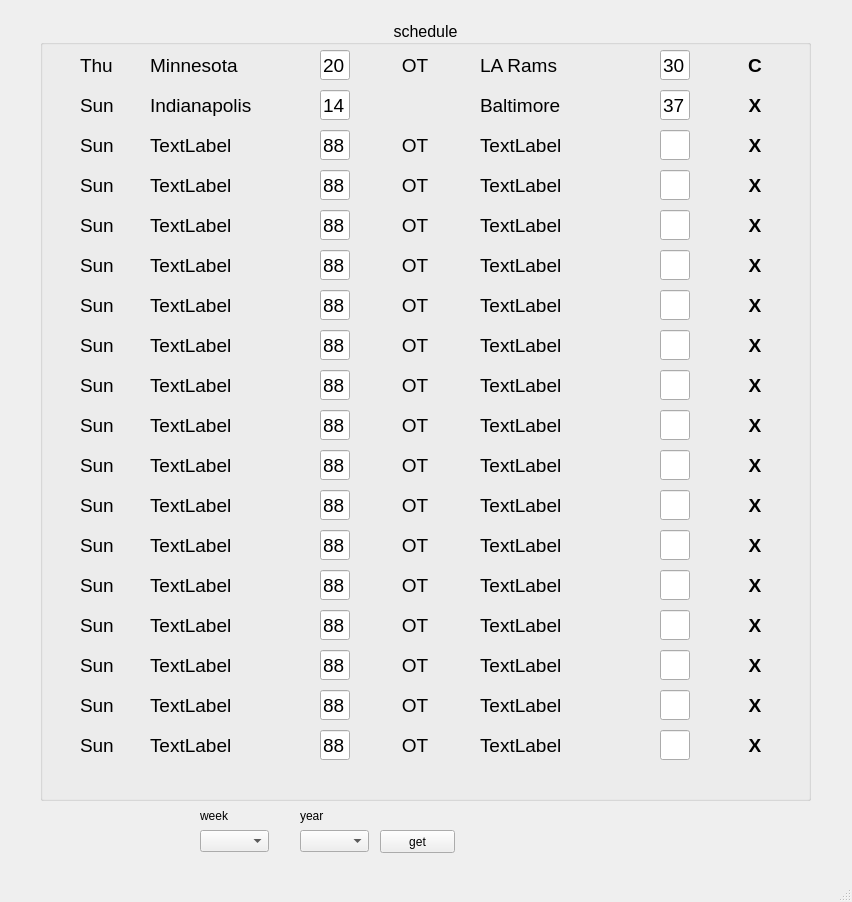
Qt form nfl_picks.ui (midnighter67/NFLPicks) before a commit.
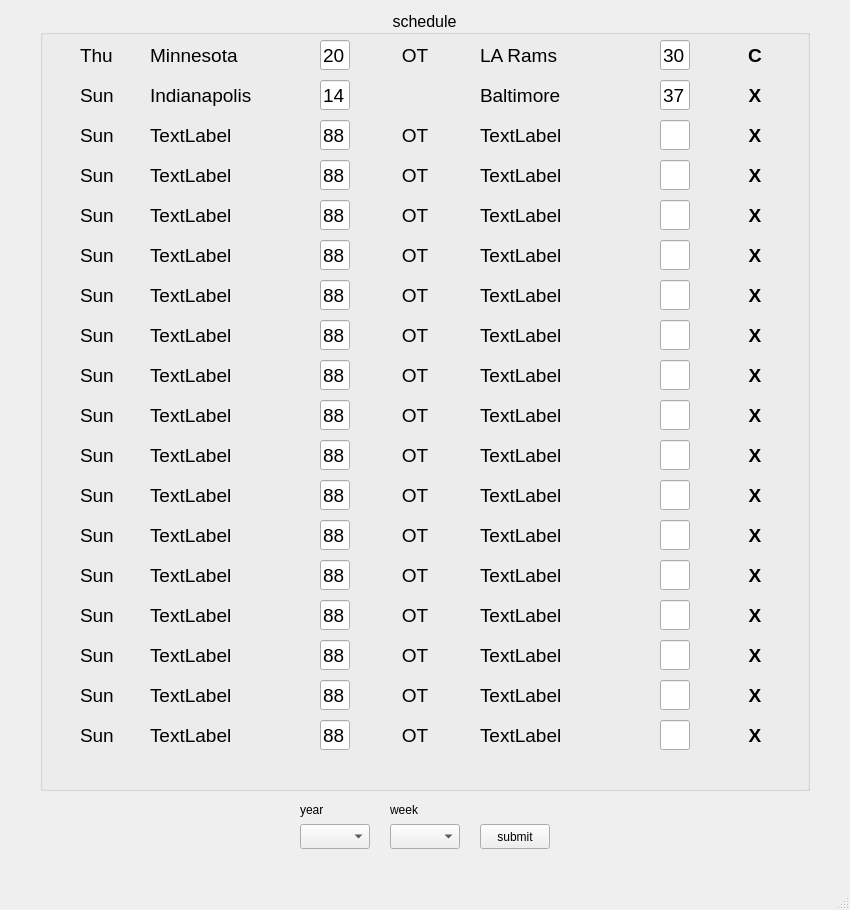
The same form after that commit.

Commit message: imported ot, result, day labels

The edit to the form file:
```diff
--- a/nfl_picks.ui
+++ b/nfl_picks.ui
@@ -6,8 +6,8 @@
    <rect>
     <x>0</x>
     <y>0</y>
-    <width>852</width>
-    <height>902</height>
+    <width>850</width>
+    <height>910</height>
    </rect>
   </property>
   <property name="windowTitle">
@@ -17,41 +17,41 @@
    <widget class="QPushButton" name="submitButton">
     <property name="geometry">
      <rect>
-      <x>380</x>
-      <y>830</y>
-      <width>75</width>
-      <height>23</height>
+      <x>480</x>
+      <y>824</y>
+      <width>70</width>
+      <height>25</height>
      </rect>
     </property>
     <property name="text">
-     <string>get</string>
+     <string>submit</string>
     </property>
    </widget>
    <widget class="QComboBox" name="year">
     <property name="geometry">
      <rect>
       <x>300</x>
-      <y>830</y>
-      <width>69</width>
-      <height>22</height>
+      <y>824</y>
+      <width>70</width>
+      <height>25</height>
      </rect>
     </property>
    </widget>
    <widget class="QComboBox" name="week">
     <property name="geometry">
      <rect>
-      <x>200</x>
-      <y>830</y>
-      <width>69</width>
-      <height>22</height>
+      <x>390</x>
+      <y>824</y>
+      <width>70</width>
+      <height>25</height>
      </rect>
     </property>
    </widget>
    <widget class="QLabel" name="weekLabel">
     <property name="geometry">
      <rect>
-      <x>200</x>
-      <y>806</y>
+      <x>390</x>
+      <y>800</y>
       <width>71</width>
       <height>20</height>
      </rect>
@@ -64,7 +64,7 @@
     <property name="geometry">
      <rect>
       <x>300</x>
-      <y>806</y>
+      <y>800</y>
       <width>71</width>
       <height>20</height>
      </rect>
@@ -77,8 +77,8 @@
     <property name="geometry">
      <rect>
       <x>40</x>
-      <y>20</y>
-      <width>771</width>
+      <y>10</y>
+      <width>770</width>
       <height>781</height>
      </rect>
     </property>
```
Left out of the diff: 150 changed lines with no effect on the pictures. The commit also changes 1 other file.
